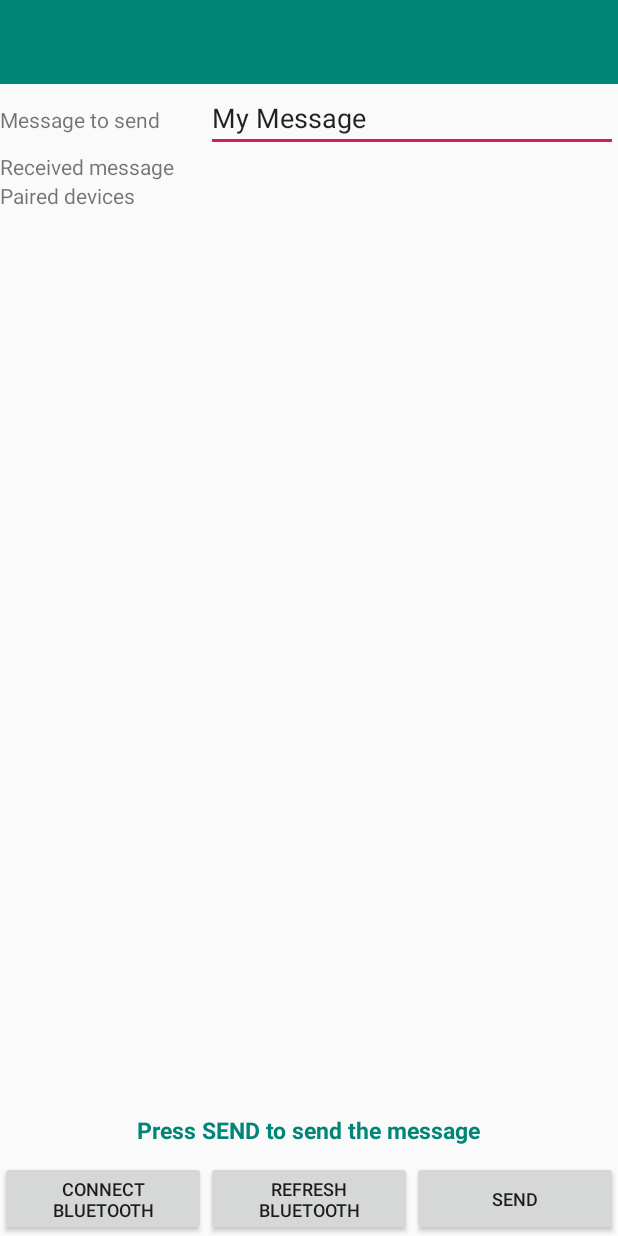
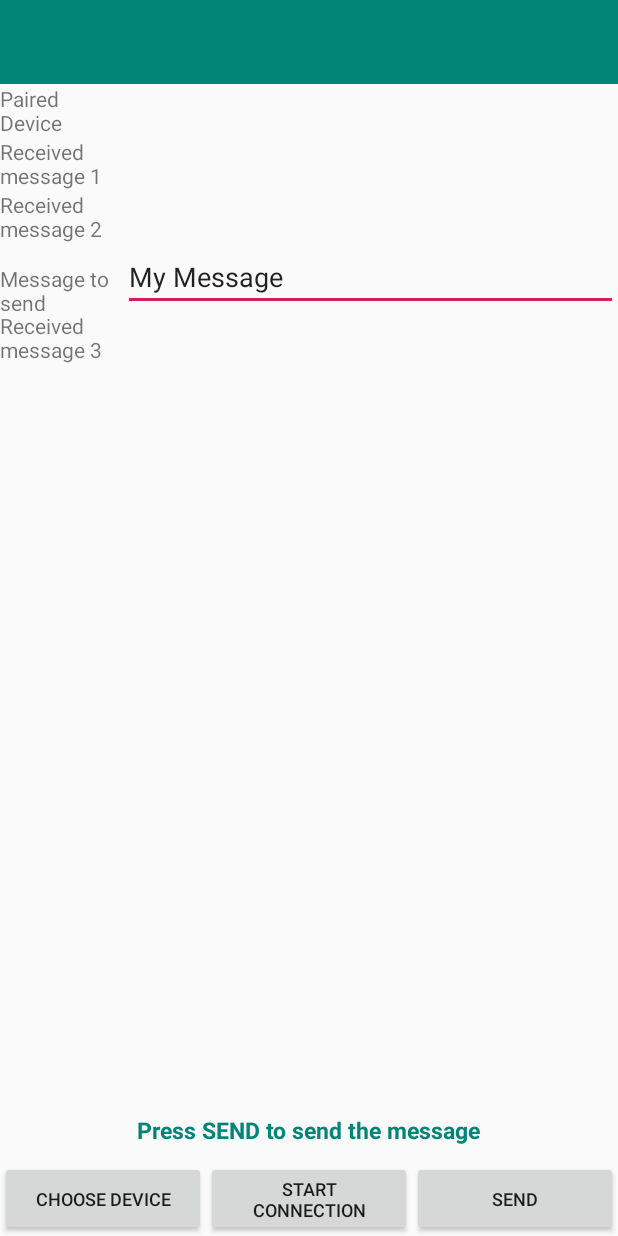
Before and after one commit to ValentinVignal/SecureSoundLocalisation, an Android app: the layout activity4_bluetooth.xml on its own in the app's theme, with its tools: preview values and no code run, on a phone screen of 412 x 824 dp. Run offline under Robolectric (Android 15) with nearby library versions, the light colour scheme and no system bars.

Commit message:
Should be able to receive 2 string, send 1 string, and receive 1 string

```diff
--- a/SSLApp/app/src/main/java/com/e/sslapp/v4/Activity4ConnectBluetooth.kt
+++ b/SSLApp/app/src/main/java/com/e/sslapp/v4/Activity4ConnectBluetooth.kt
@@ -27,7 +27,6 @@ import com.e.sslapp.v1.Activity1Manual
 import com.e.sslapp.v2.Activity2Manual
 import com.e.sslapp.v3.Activity3Handler
 import com.e.sslapp.R
-import kotlinx.android.synthetic.main.activity4_bluetooth.text_paired_devices
 import kotlinx.android.synthetic.main.activity4_connect_bluetooth.*
 
 // import com.e.sslapp.customElements.BluetoothReceiver
@@ -189,9 +188,7 @@ class Activity4ConnectBluetooth : AppCompatActivity() {
                 connectedBluetoothDevice = it[position]
                 activityBack()
             }
-
         }
-
     }
 
     private fun getAllIntent() {
--- a/SSLApp/app/src/main/res/layout/activity4_bluetooth.xml
+++ b/SSLApp/app/src/main/res/layout/activity4_bluetooth.xml
@@ -13,12 +13,67 @@
 
     <LinearLayout
         android:layout_width="match_parent"
-        android:layout_height="wrap_content"
+        android:layout_height="match_parent"
         android:id="@+id/container_form"
         android:orientation="vertical"
         android:layout_below="@+id/activity_toolbar"
         android:layout_above="@+id/text_view_state"
+        android:scrollbars="vertical"
         >
+        <LinearLayout
+            android:layout_width="match_parent"
+            android:layout_height="wrap_content"
+            android:orientation="horizontal"
+            >
+            <TextView
+                android:layout_width="0px"
+                android:layout_height="wrap_content"
+                android:layout_weight="1"
+                android:text="Paired Device"
+                />
+            <TextView
+                android:layout_width="0px"
+                android:layout_height="wrap_content"
+                android:layout_weight="4"
+                android:id="@+id/text_paired_device"
+                />
+        </LinearLayout>
+        <LinearLayout
+            android:layout_width="match_parent"
+            android:layout_height="wrap_content"
+            android:orientation="horizontal"
+            >
+            <TextView
+                android:layout_width="0px"
+                android:layout_height="wrap_content"
+                android:layout_weight="1"
+                android:text="Received message 1"
+                />
+            <TextView
+                android:layout_width="0px"
+                android:layout_height="wrap_content"
+                android:layout_weight="4"
+                android:id="@+id/text_received_message1"
+                />
+        </LinearLayout>
+        <LinearLayout
+            android:layout_width="match_parent"
+            android:layout_height="wrap_content"
+            android:orientation="horizontal"
+            >
+            <TextView
+                android:layout_width="0px"
+                android:layout_height="wrap_content"
+                android:layout_weight="1"
+                android:text="Received message 2"
+                />
+            <TextView
+                android:layout_width="0px"
+                android:layout_height="wrap_content"
+                android:layout_weight="4"
+                android:id="@+id/text_received_message2"
+                />
+        </LinearLayout>
         <LinearLayout
             android:layout_width="match_parent"
             android:layout_height="wrap_content"
@@ -33,13 +88,12 @@
             <EditText
                 android:layout_width="0px"
                 android:layout_height="wrap_content"
-                android:layout_weight="2"
+                android:layout_weight="4"
                 android:id="@+id/form_message_to_send"
                 android:hint="My Message"
                 android:inputType="text"
                 android:text="My Message"
                 />
-
         </LinearLayout>
         <LinearLayout
             android:layout_width="match_parent"
@@ -50,36 +104,14 @@
                 android:layout_width="0px"
                 android:layout_height="wrap_content"
                 android:layout_weight="1"
-                android:text="Received message"
+                android:text="Received message 3"
                 />
             <TextView
                 android:layout_width="0px"
                 android:layout_height="wrap_content"
-                android:layout_weight="2"
-                android:id="@+id/text_received_message"
+                android:layout_weight="4"
+                android:id="@+id/text_received_message3"
                 />
-
-        </LinearLayout>
-        <LinearLayout
-            android:layout_width="match_parent"
-            android:layout_height="wrap_content"
-            android:orientation="horizontal"
-            >
-            <TextView
-                android:layout_width="0px"
-                android:layout_height="wrap_content"
-                android:layout_weight="1"
-                android:text="Paired devices"
-                />
-            <TextView
-                android:layout_width="0px"
-                android:layout_height="wrap_content"
-                android:layout_weight="2"
-                android:text=""
-                android:id="@+id/text_paired_devices"
-                android:scrollbars="vertical"
-                />
-
         </LinearLayout>
     </LinearLayout>
 
@@ -107,17 +139,15 @@
             android:layout_width="0dp"
             android:layout_height="match_parent"
             android:layout_weight="1"
-            android:text="Connect Bluetooth"
+            android:text="Choose Device"
             android:textSize="12sp" />
-
         <Button
-            android:id="@+id/button_refresh_bluetooth"
+            android:id="@+id/button_start_connection"
             android:layout_width="0dp"
             android:layout_height="match_parent"
             android:layout_weight="1"
-            android:text="Refresh Bluetooth"
+            android:text="Start Connection"
             android:textSize="12sp" />
-
         <Button
             android:id="@+id/button_send_message"
             android:layout_width="0dp"
```
Also changed, not shown: SSLApp/app/src/main/java/com/e/sslapp/customElements/BluetoothClient.kt (+46 -21 lines), SSLApp/app/src/main/java/com/e/sslapp/customElements/BluetoothReceiver.kt (deleted, +0 -28 lines), SSLApp/app/src/main/java/com/e/sslapp/customElements/menuSwitch.kt (deleted, +0 -66 lines), SSLApp/app/src/main/java/com/e/sslapp/v4/Activity4Bluetooth.kt (+76 -53 lines).
